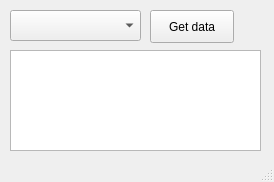
thedjnK/eHealth-QtUploader, file mainwindow.ui: the form before one commit.
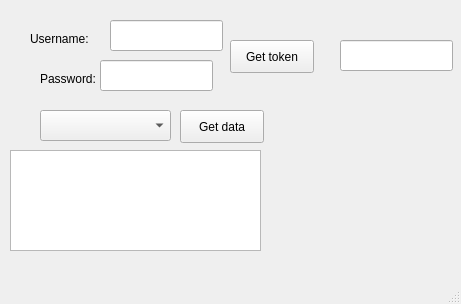
The form after the commit.

Commit message: Add network support and token support

The edit to the form file:
```diff
--- a/mainwindow.ui
+++ b/mainwindow.ui
@@ -6,8 +6,8 @@
    <rect>
     <x>0</x>
     <y>0</y>
-    <width>274</width>
-    <height>182</height>
+    <width>461</width>
+    <height>304</height>
    </rect>
   </property>
   <property name="windowTitle">
@@ -17,8 +17,8 @@
    <widget class="QComboBox" name="combo_Ports">
     <property name="geometry">
      <rect>
-      <x>10</x>
-      <y>10</y>
+      <x>40</x>
+      <y>110</y>
       <width>131</width>
       <height>31</height>
      </rect>
@@ -27,8 +27,8 @@
    <widget class="QPushButton" name="btn_Connect">
     <property name="geometry">
      <rect>
-      <x>150</x>
-      <y>10</y>
+      <x>180</x>
+      <y>110</y>
       <width>84</width>
       <height>33</height>
      </rect>
@@ -41,12 +41,84 @@
     <property name="geometry">
      <rect>
       <x>10</x>
-      <y>50</y>
+      <y>150</y>
       <width>251</width>
       <height>101</height>
      </rect>
     </property>
    </widget>
+   <widget class="QLineEdit" name="edit_Username">
+    <property name="geometry">
+     <rect>
+      <x>110</x>
+      <y>20</y>
+      <width>113</width>
+      <height>31</height>
+     </rect>
+    </property>
+   </widget>
+   <widget class="QLineEdit" name="edit_Password">
+    <property name="geometry">
+     <rect>
+      <x>100</x>
+      <y>60</y>
+      <width>113</width>
+      <height>31</height>
+     </rect>
+    </property>
+    <property name="echoMode">
+     <enum>QLineEdit::Password</enum>
+    </property>
+   </widget>
+   <widget class="QLabel" name="label">
+    <property name="geometry">
+     <rect>
+      <x>30</x>
+      <y>30</y>
+      <width>61</width>
+      <height>17</height>
+     </rect>
+    </property>
+    <property name="text">
+     <string>Username:</string>
+    </property>
+   </widget>
+   <widget class="QLabel" name="label_2">
+    <property name="geometry">
+     <rect>
+      <x>40</x>
+      <y>70</y>
+      <width>61</width>
+      <height>17</height>
+     </rect>
+    </property>
+    <property name="text">
+     <string>Password:</string>
+    </property>
+   </widget>
+   <widget class="QPushButton" name="btn_Login">
+    <property name="geometry">
+     <rect>
+      <x>230</x>
+      <y>40</y>
+      <width>84</width>
+      <height>33</height>
+     </rect>
+    </property>
+    <property name="text">
+     <string>Get token</string>
+    </property>
+   </widget>
+   <widget class="QLineEdit" name="edit_Token">
+    <property name="geometry">
+     <rect>
+      <x>340</x>
+      <y>40</y>
+      <width>113</width>
+      <height>31</height>
+     </rect>
+    </property>
+   </widget>
   </widget>
   <widget class="QStatusBar" name="statusBar"/>
  </widget>
```
The commit also changes 3 other files.
